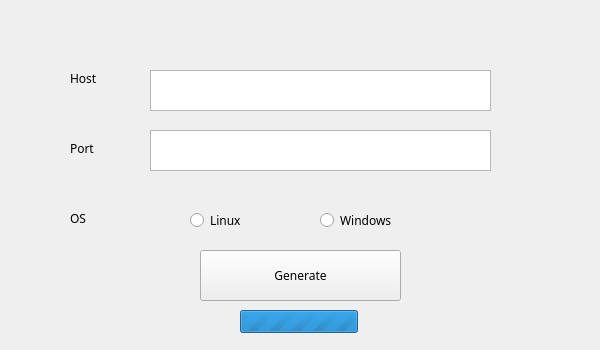
Before: the Qt Designer form src/operator/gui/resources/ui/generate_screen.ui in ProDefense/Avocado, drawn with Qt 5.
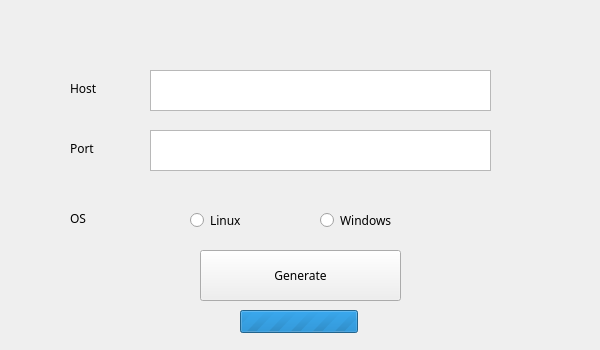
After: the same form once the commit is applied.

The edit to the form file:
```diff
--- a/src/operator/gui/resources/ui/generate_screen.ui
+++ b/src/operator/gui/resources/ui/generate_screen.ui
@@ -114,7 +114,7 @@
       <property name="geometry">
        <rect>
         <x>70</x>
-        <y>70</y>
+        <y>80</y>
         <width>58</width>
         <height>16</height>
        </rect>
```
